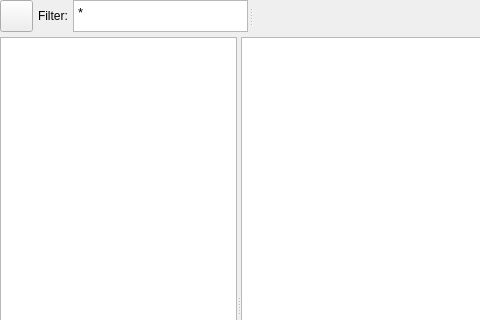
Old version of the form src/conan_app_launcher/ui/views/package_explorer/package_explorer.ui in the repository goszpeti/conan_explorer; both pictures show x 0 to 480 and y 0 to 320 of the 716 by 573 pixel window.
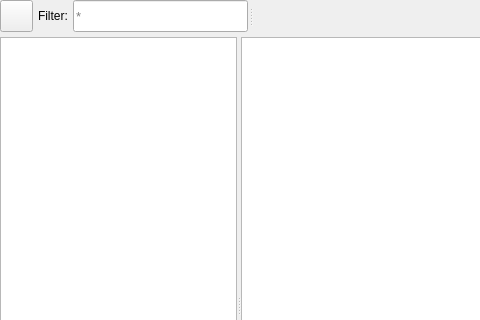
New version of the form.

The edit to the form file:
```diff
--- a/src/conan_app_launcher/ui/views/package_explorer/package_explorer.ui
+++ b/src/conan_app_launcher/ui/views/package_explorer/package_explorer.ui
@@ -104,7 +104,7 @@
        <property name="childrenCollapsible">
         <bool>false</bool>
        </property>
-       <widget class="QTextEdit" name="package_filter_edit">
+       <widget class="QLineEdit" name="package_filter_edit">
         <property name="enabled">
          <bool>true</bool>
         </property>
@@ -126,18 +126,19 @@
           <height>32</height>
          </size>
         </property>
+        <property name="font">
+         <font>
+          <pointsize>10</pointsize>
+         </font>
+        </property>
         <property name="inputMethodHints">
          <set>Qt::ImhNone</set>
         </property>
-        <property name="sizeAdjustPolicy">
-         <enum>QAbstractScrollArea::AdjustToContents</enum>
+        <property name="placeholderText">
+         <string>*</string>
         </property>
-        <property name="html">
-         <string>&lt;!DOCTYPE HTML PUBLIC &quot;-//W3C//DTD HTML 4.0//EN&quot; &quot;http://www.w3.org/TR/REC-html40/strict.dtd&quot;&gt;
-&lt;html&gt;&lt;head&gt;&lt;meta name=&quot;qrichtext&quot; content=&quot;1&quot; /&gt;&lt;style type=&quot;text/css&quot;&gt;
-p, li { white-space: pre-wrap; }
-&lt;/style&gt;&lt;/head&gt;&lt;body style=&quot; font-family:'MS Shell Dlg 2'; font-size:7.875pt; font-weight:400; font-style:normal;&quot;&gt;
-&lt;p style=&quot; margin-top:0px; margin-bottom:0px; margin-left:0px; margin-right:0px; -qt-block-indent:0; text-indent:0px;&quot;&gt;&lt;span style=&quot; font-size:10pt;&quot;&gt;*&lt;/span&gt;&lt;/p&gt;&lt;/body&gt;&lt;/html&gt;</string>
+        <property name="clearButtonEnabled">
+         <bool>true</bool>
         </property>
        </widget>
        <widget class="QLabel" name="package_path_label">
```
Left out of the diff: 2 changed lines with no effect on the pictures.
